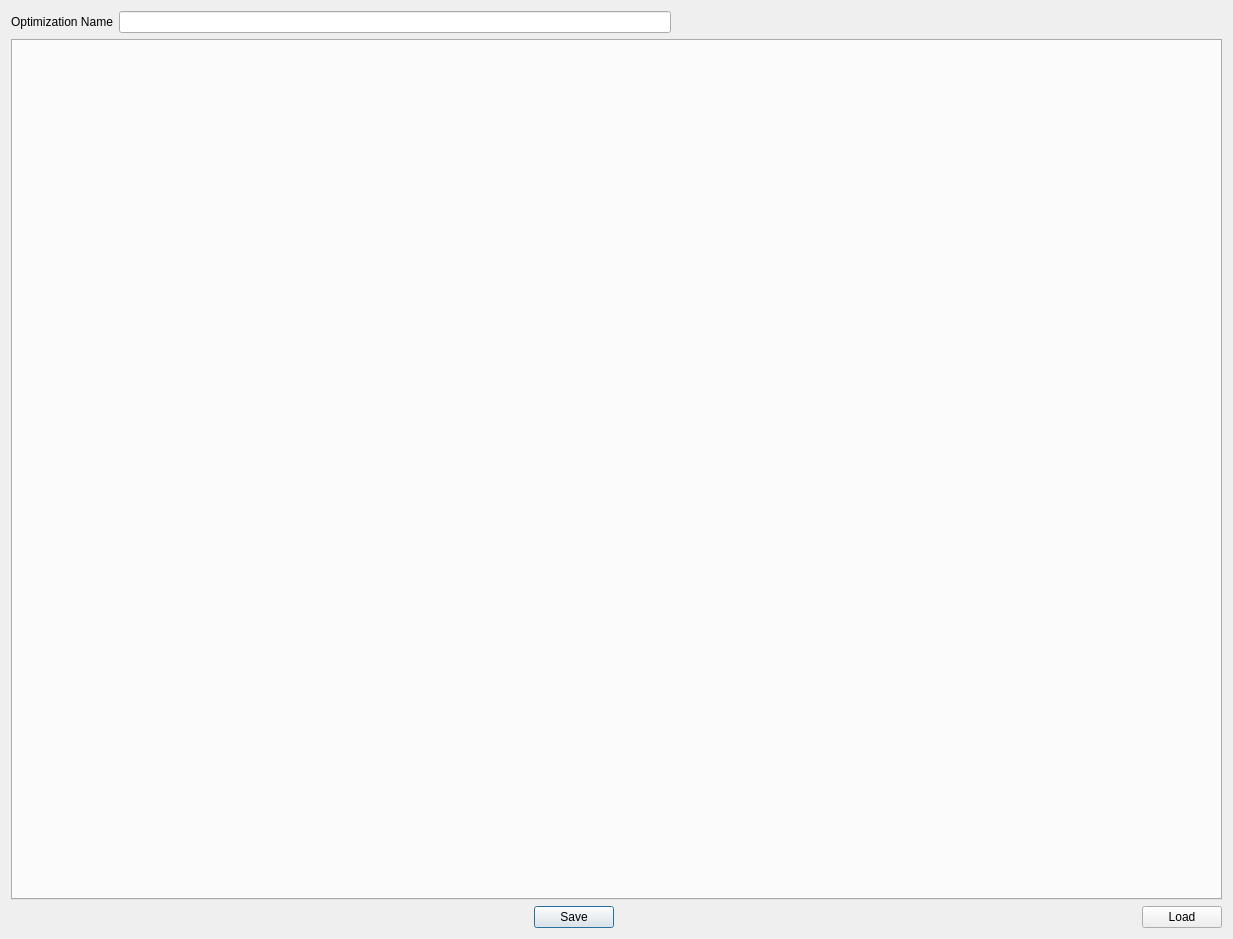
Before: the Qt Designer form quocs_pyqtinterface/gui/uifiles/dCRABOptimizationDialog.ui in Quantum-OCS/QuOCS-pyside2interface, drawn with Qt 5.
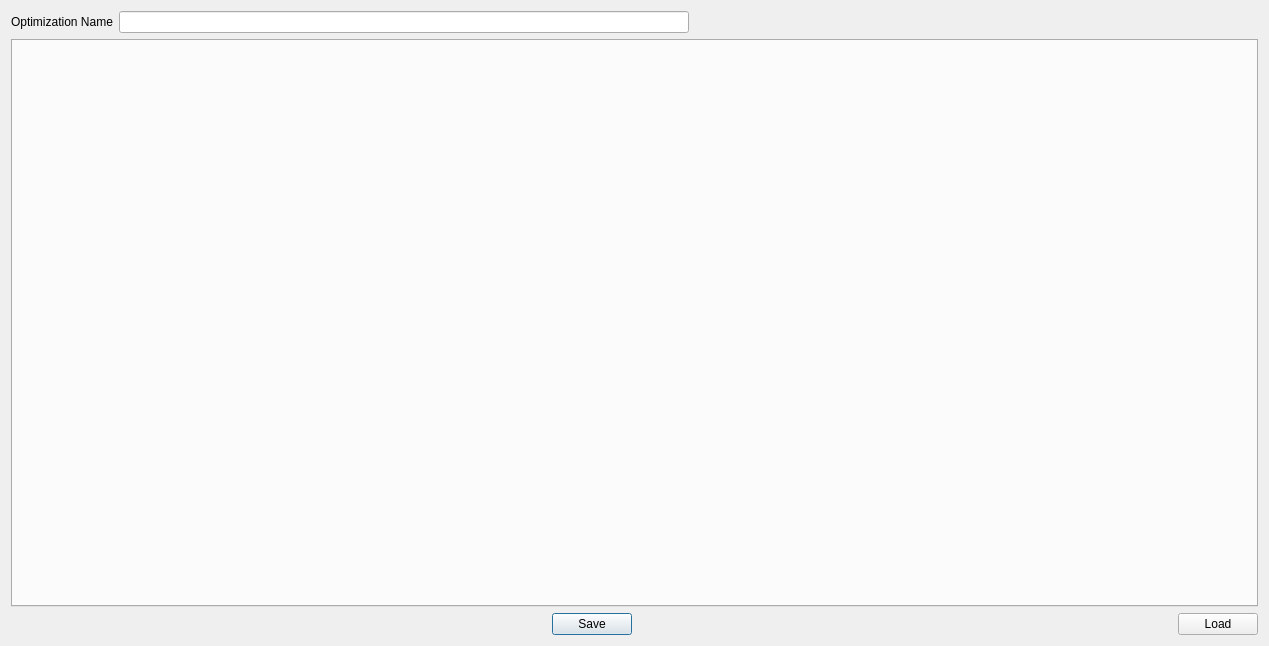
After: the same form once the commit is applied.

The edit to the form file:
```diff
--- a/quocs_pyqtinterface/gui/uifiles/dCRABOptimizationDialog.ui
+++ b/quocs_pyqtinterface/gui/uifiles/dCRABOptimizationDialog.ui
@@ -6,8 +6,8 @@
    <rect>
     <x>0</x>
     <y>0</y>
-    <width>1233</width>
-    <height>939</height>
+    <width>1269</width>
+    <height>646</height>
    </rect>
   </property>
   <property name="windowTitle">
@@ -16,6 +16,9 @@
   <layout class="QVBoxLayout" name="verticalLayout">
    <item>
     <layout class="QHBoxLayout" name="horizontalLayout_2">
+     <property name="sizeConstraint">
+      <enum>QLayout::SetNoConstraint</enum>
+     </property>
      <item>
       <widget class="QLabel" name="label_5">
        <property name="text">
@@ -42,7 +45,14 @@
     </layout>
    </item>
    <item>
-    <widget class="QTabWidget" name="general_dcrab_tab"/>
+    <widget class="QTabWidget" name="general_dcrab_tab">
+     <property name="sizePolicy">
+      <sizepolicy hsizetype="Preferred" vsizetype="Preferred">
+       <horstretch>0</horstretch>
+       <verstretch>0</verstretch>
+      </sizepolicy>
+     </property>
+    </widget>
    </item>
    <item>
     <layout class="QHBoxLayout" name="horizontalLayout_15">
```
